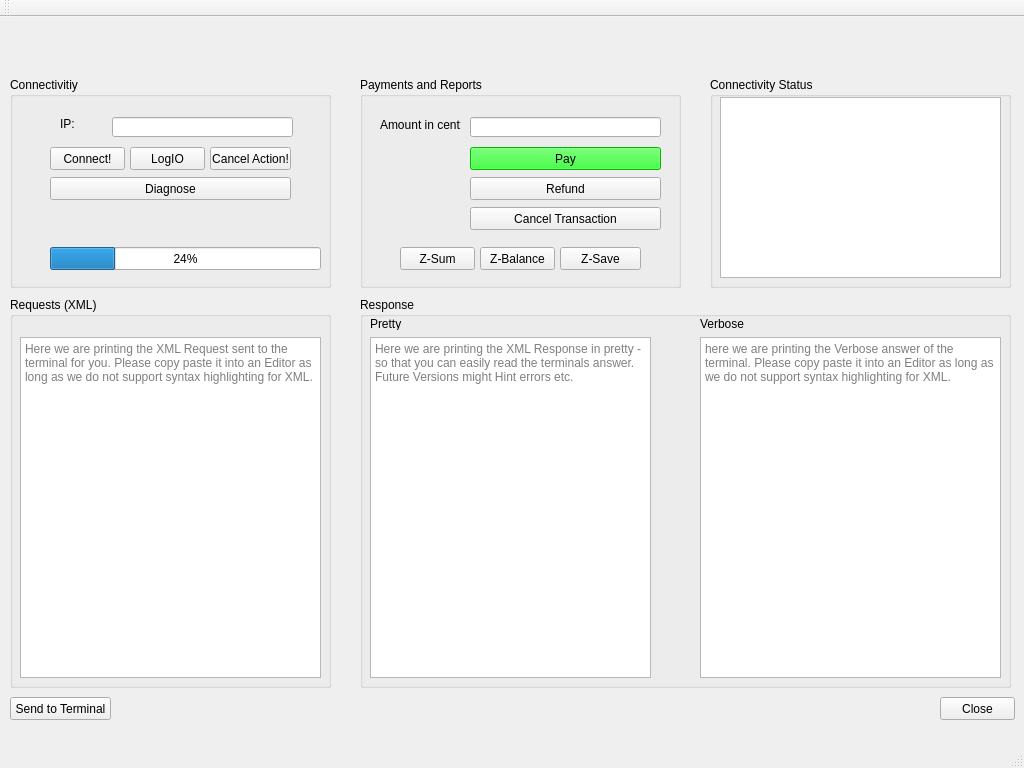
First picture: the form in mainwindow.ui, repository 23RoMax/OXterm, before the edit.
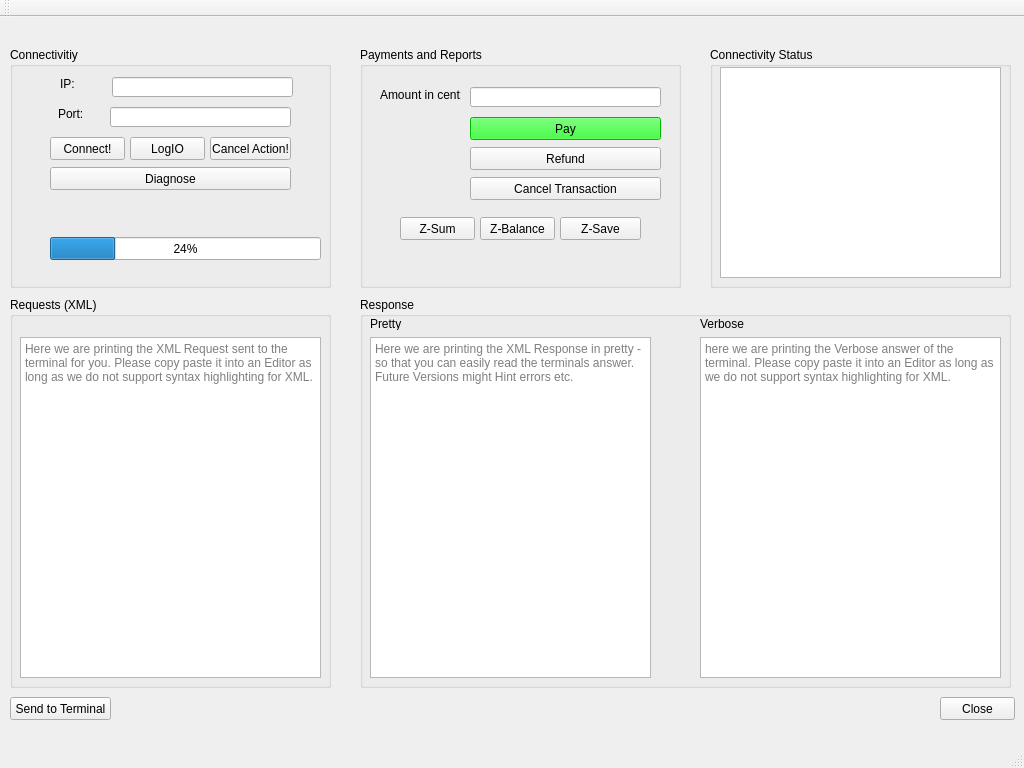
Second picture: the form after the edit.

Commit message: + XML parser + First tests on pretty printing XML + Added first OPI XML's I found

Diff of the .ui file:
```diff
--- a/mainwindow.ui
+++ b/mainwindow.ui
@@ -59,9 +59,9 @@
     <property name="geometry">
      <rect>
       <x>10</x>
-      <y>60</y>
+      <y>30</y>
       <width>321</width>
-      <height>211</height>
+      <height>241</height>
      </rect>
     </property>
     <property name="title">
@@ -71,7 +71,7 @@
      <property name="geometry">
       <rect>
        <x>50</x>
-       <y>40</y>
+       <y>30</y>
        <width>47</width>
        <height>13</height>
       </rect>
@@ -87,7 +87,7 @@
      <property name="geometry">
       <rect>
        <x>200</x>
-       <y>70</y>
+       <y>90</y>
        <width>81</width>
        <height>23</height>
       </rect>
@@ -103,7 +103,7 @@
      <property name="geometry">
       <rect>
        <x>120</x>
-       <y>70</y>
+       <y>90</y>
        <width>75</width>
        <height>23</height>
       </rect>
@@ -116,7 +116,7 @@
      <property name="geometry">
       <rect>
        <x>40</x>
-       <y>170</y>
+       <y>190</y>
        <width>271</width>
        <height>23</height>
       </rect>
@@ -129,7 +129,7 @@
      <property name="geometry">
       <rect>
        <x>40</x>
-       <y>70</y>
+       <y>90</y>
        <width>75</width>
        <height>23</height>
       </rect>
@@ -142,7 +142,7 @@
      <property name="geometry">
       <rect>
        <x>40</x>
-       <y>100</y>
+       <y>120</y>
        <width>241</width>
        <height>23</height>
       </rect>
@@ -155,7 +155,30 @@
      <property name="geometry">
       <rect>
        <x>102</x>
-       <y>40</y>
+       <y>30</y>
+       <width>181</width>
+       <height>20</height>
+      </rect>
+     </property>
+    </widget>
+    <widget class="QLabel" name="labelPort">
+     <property name="geometry">
+      <rect>
+       <x>48</x>
+       <y>60</y>
+       <width>47</width>
+       <height>13</height>
+      </rect>
+     </property>
+     <property name="text">
+      <string>Port:</string>
+     </property>
+    </widget>
+    <widget class="QLineEdit" name="lineEditPorts">
+     <property name="geometry">
+      <rect>
+       <x>100</x>
+       <y>60</y>
        <width>181</width>
        <height>20</height>
       </rect>
@@ -169,9 +192,9 @@
     <property name="geometry">
      <rect>
       <x>360</x>
-      <y>60</y>
+      <y>30</y>
       <width>321</width>
-      <height>211</height>
+      <height>241</height>
      </rect>
     </property>
     <property name="title">
@@ -804,9 +827,9 @@
     <property name="geometry">
      <rect>
       <x>710</x>
-      <y>60</y>
+      <y>30</y>
       <width>301</width>
-      <height>211</height>
+      <height>241</height>
      </rect>
     </property>
     <property name="title">
@@ -818,7 +841,7 @@
        <x>10</x>
        <y>20</y>
        <width>281</width>
-       <height>181</height>
+       <height>211</height>
       </rect>
      </property>
     </widget>
```
The commit also changes 2 other files.
